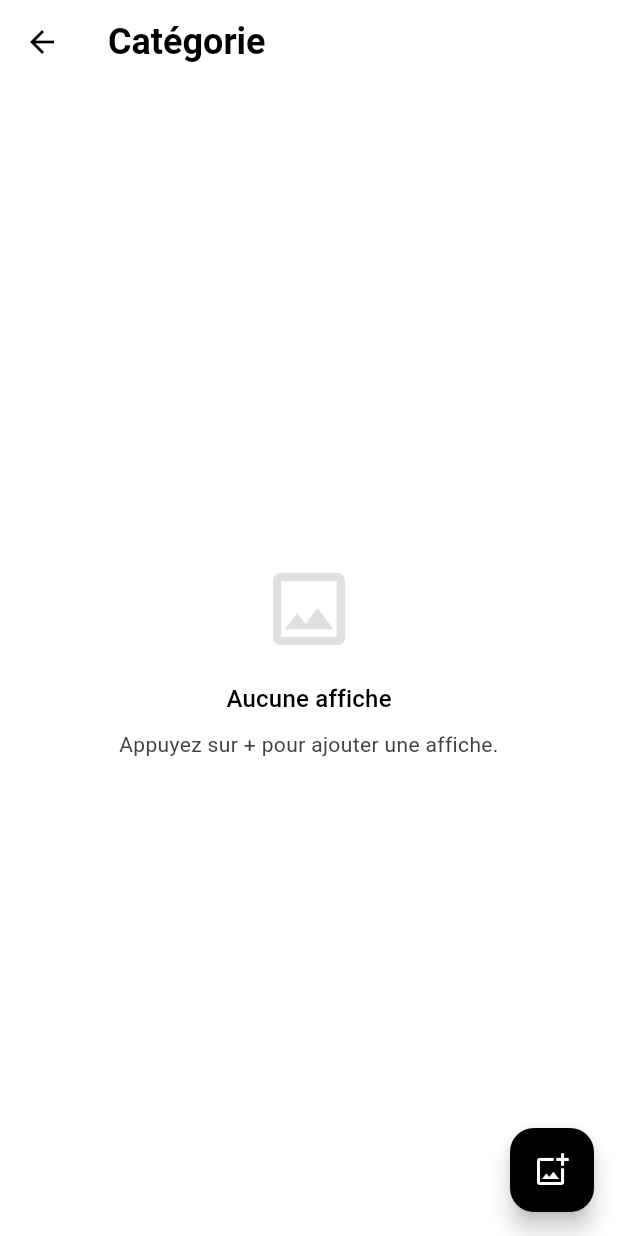
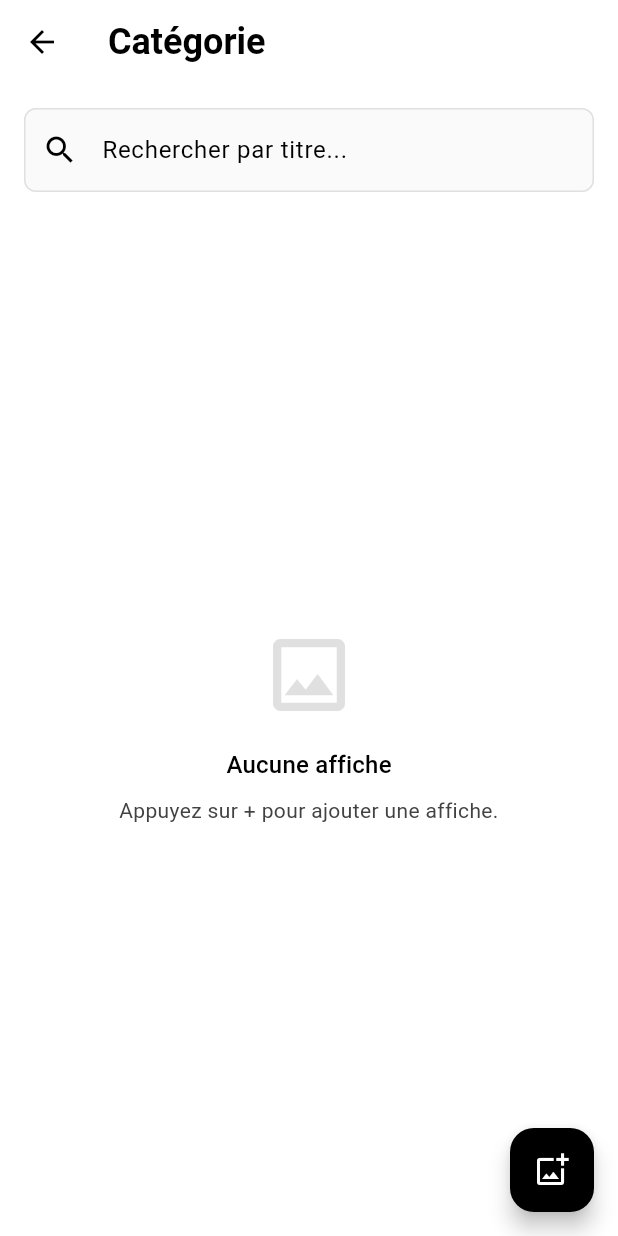
Before and after one commit to houssamtermoussi/album_event, a Flutter app: the CategoryDetailScreen screen opened directly with empty values, on a phone screen of 412 x 824 dp. Run offline on Flutter 3.47's test engine with Material 3 defaults, Android fonts, the phone set to English and light mode, and no system bars; our stand-ins replace drift, flutter_riverpod, go_router, google_fonts, image_picker; accounts and stored records are empty; generated files the repository leaves out were written again.

Commit message:
searsh bar

```diff
--- a/lib/features/categories/category_detail_screen.dart
+++ b/lib/features/categories/category_detail_screen.dart
@@ -24,10 +24,24 @@ final singleCategoryProvider =
   return repo.getCategory(id);
 });
 
-class CategoryDetailScreen extends ConsumerWidget {
+class CategoryDetailScreen extends ConsumerStatefulWidget {
   final String categoryId;
 
   const CategoryDetailScreen({super.key, required this.categoryId});
+
+  @override
+  ConsumerState<CategoryDetailScreen> createState() => _CategoryDetailScreenState();
+}
+
+class _CategoryDetailScreenState extends ConsumerState<CategoryDetailScreen> {
+  final TextEditingController _searchController = TextEditingController();
+  String _searchQuery = '';
+
+  @override
+  void dispose() {
+    _searchController.dispose();
+    super.dispose();
+  }
 
   // ─── Ajout d'une affiche via galerie ────────────────────────────────────────
   Future<void> _addPoster(BuildContext context, WidgetRef ref) async {
@@ -38,7 +52,7 @@ class CategoryDetailScreen extends ConsumerWidget {
     try {
       await ref.read(posterRepositoryProvider).addPoster(
             imagePath: image.path,
-            categoryId: categoryId,
+            categoryId: widget.categoryId,
           );
     } catch (e) {
       if (context.mounted) {
@@ -96,9 +110,9 @@ class CategoryDetailScreen extends ConsumerWidget {
   }
 
   @override
-  Widget build(BuildContext context, WidgetRef ref) {
-    final categoryAsync = ref.watch(singleCategoryProvider(categoryId));
-    final postersAsync = ref.watch(categoryPostersProvider(categoryId));
+  Widget build(BuildContext context) {
+    final categoryAsync = ref.watch(singleCategoryProvider(widget.categoryId));
+    final postersAsync = ref.watch(categoryPostersProvider(widget.categoryId));
 
     return Scaffold(
       appBar: AppBar(
@@ -115,8 +129,45 @@ class CategoryDetailScreen extends ConsumerWidget {
       ),
       body: postersAsync.when(
         data: (posters) {
-          if (posters.isEmpty) {
-            return Center(
+          final filteredPosters = posters.where((p) {
+            final title = p.title?.toLowerCase() ?? '';
+            return title.contains(_searchQuery.toLowerCase());
+          }).toList();
+
+          return Column(
+            children: [
+              Padding(
+                padding: const EdgeInsets.all(AppSizes.s16),
+                child: TextField(
+                  controller: _searchController,
+                  decoration: InputDecoration(
+                    hintText: 'Rechercher par titre...',
+                    prefixIcon: const Icon(Icons.search),
+                    border: OutlineInputBorder(
+                      borderRadius: BorderRadius.circular(AppSizes.radiusMedium),
+                    ),
+                    suffixIcon: _searchQuery.isNotEmpty
+                        ? IconButton(
+                            icon: const Icon(Icons.clear),
+                            onPressed: () {
+                              _searchController.clear();
+                              setState(() {
+                                _searchQuery = '';
+                              });
+                            },
+                          )
+                        : null,
+                  ),
+                  onChanged: (value) {
+                    setState(() {
+                      _searchQuery = value;
+                    });
+                  },
+                ),
+              ),
+              Expanded(
+                child: filteredPosters.isEmpty
+                    ? Center(
                         child: Column(
                           mainAxisAlignment: MainAxisAlignment.center,
                           children: [
@@ -129,12 +180,14 @@ class CategoryDetailScreen extends ConsumerWidget {
                             ),
                             const SizedBox(height: AppSizes.s16),
                             Text(
-                    'Aucune affiche',
+                              _searchQuery.isEmpty ? 'Aucune affiche' : 'Aucun résultat',
                               style: Theme.of(context).textTheme.titleMedium,
                             ),
                             const SizedBox(height: AppSizes.s8),
                             Text(
-                    'Appuyez sur + pour ajouter une affiche.',
+                              _searchQuery.isEmpty
+                                  ? 'Appuyez sur + pour ajouter une affiche.'
+                                  : 'Aucune affiche ne correspond à votre recherche.',
                               style: Theme.of(context).textTheme.bodyMedium?.copyWith(
                                     color: Theme.of(context).colorScheme.secondary,
                                   ),
@@ -142,10 +195,8 @@ class CategoryDetailScreen extends ConsumerWidget {
                             ),
                           ],
                         ),
-            );
-          }
-
-          return GridView.builder(
+                      )
+                    : GridView.builder(
                         padding: const EdgeInsets.all(AppSizes.s16),
                         gridDelegate: const SliverGridDelegateWithFixedCrossAxisCount(
                           crossAxisCount: 2,
@@ -153,12 +204,15 @@ class CategoryDetailScreen extends ConsumerWidget {
                           mainAxisSpacing: AppSizes.s12,
                           childAspectRatio: 0.75, // format portrait
                         ),
-            itemCount: posters.length,
+                        itemCount: filteredPosters.length,
                         itemBuilder: (context, index) {
-              final poster = posters[index];
+                          final poster = filteredPosters[index];
                           return GestureDetector(
                             onLongPress: () => _showPosterOptions(context, ref, poster),
-                child: ClipRRect(
+                            child: Stack(
+                              fit: StackFit.expand,
+                              children: [
+                                ClipRRect(
                                   borderRadius: BorderRadius.circular(AppSizes.radiusMedium),
                                   child: Image.file(
                                     File(poster.imagePath),
@@ -176,8 +230,39 @@ class CategoryDetailScreen extends ConsumerWidget {
                                     ),
                                   ),
                                 ),
+                                if (poster.title != null && poster.title!.isNotEmpty)
+                                  Positioned(
+                                    bottom: 0,
+                                    left: 0,
+                                    right: 0,
+                                    child: Container(
+                                      padding: const EdgeInsets.symmetric(vertical: 4, horizontal: 8),
+                                      decoration: BoxDecoration(
+                                        color: Colors.black54,
+                                        borderRadius: const BorderRadius.only(
+                                          bottomLeft: Radius.circular(AppSizes.radiusMedium),
+                                          bottomRight: Radius.circular(AppSizes.radiusMedium),
+                                        ),
+                                      ),
+                                      child: Text(
+                                        poster.title!,
+                                        style: const TextStyle(
+                                          color: Colors.white,
+                                          fontWeight: FontWeight.bold,
+                                        ),
+                                        maxLines: 1,
+                                        overflow: TextOverflow.ellipsis,
+                                        textAlign: TextAlign.center,
+                                      ),
+                                    ),
+                                  ),
+                              ],
+                            ),
                           );
                         },
+                      ),
+              ),
+            ],
           );
         },
         loading: () => const Center(child: CircularProgressIndicator()),
```
Lines whose indentation alone changed are shown as unchanged.
